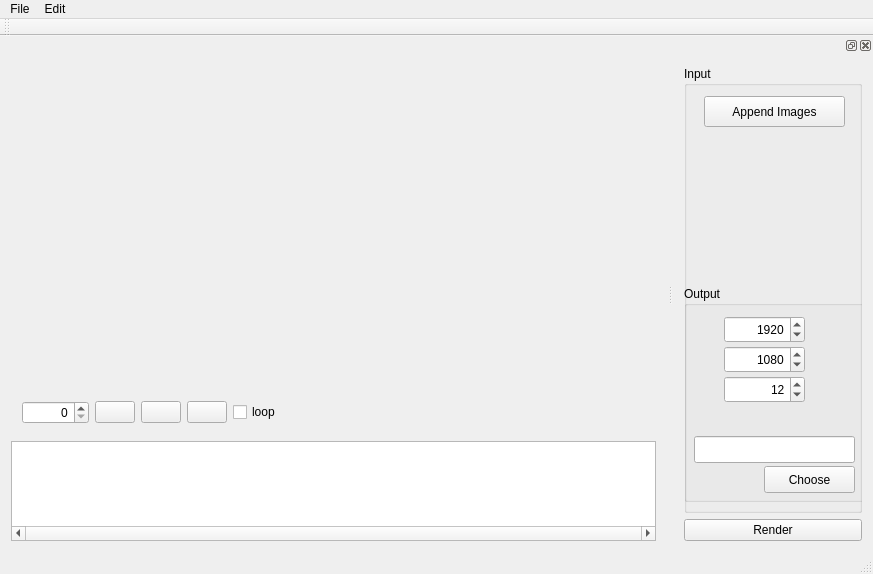
Old version of the form mpstop/mainwindow.ui in the repository solarix95/mpops.
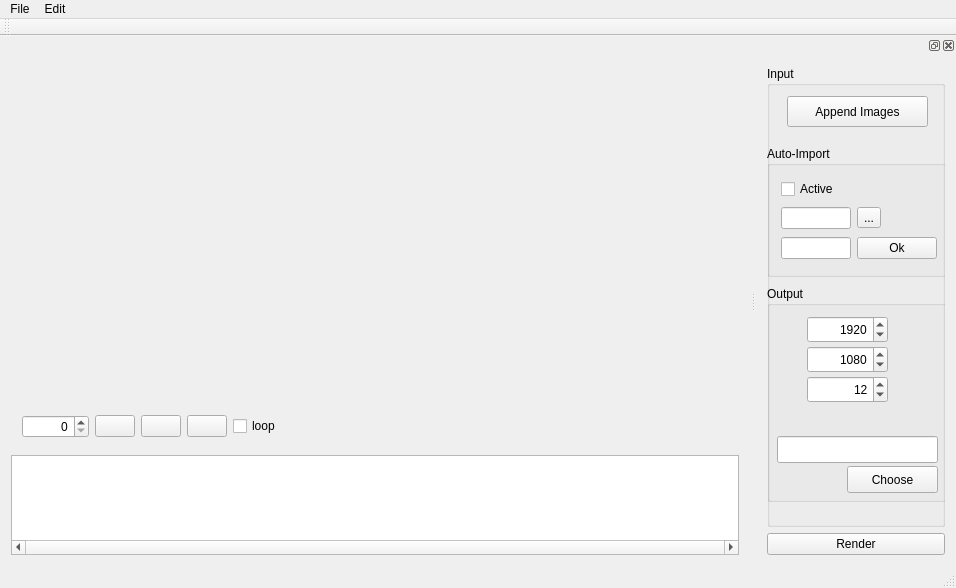
New version of the form. Icons and pictures are not drawn. Custom widgets are drawn as their Qt base class.

```diff
--- a/mpstop/mainwindow.ui
+++ b/mpstop/mainwindow.ui
@@ -6,8 +6,8 @@
    <rect>
     <x>0</x>
     <y>0</y>
-    <width>873</width>
-    <height>574</height>
+    <width>956</width>
+    <height>588</height>
    </rect>
   </property>
   <property name="windowTitle">
@@ -137,7 +137,7 @@
     <rect>
      <x>0</x>
      <y>0</y>
-     <width>873</width>
+     <width>956</width>
      <height>25</height>
     </rect>
    </property>
@@ -313,6 +313,54 @@
          </property>
         </widget>
        </widget>
+       <widget class="QGroupBox" name="groupBox_3">
+        <property name="geometry">
+         <rect>
+          <x>0</x>
+          <y>80</y>
+          <width>184</width>
+          <height>131</height>
+         </rect>
+        </property>
+        <property name="title">
+         <string>Auto-Import</string>
+        </property>
+        <property name="checkable">
+         <bool>false</bool>
+        </property>
+        <property name="checked">
+         <bool>false</bool>
+        </property>
+        <layout class="QGridLayout" name="gridLayout">
+         <item row="1" column="1">
+          <widget class="QToolButton" name="btnSelectAutoPath">
+           <property name="text">
+            <string>...</string>
+           </property>
+          </widget>
+         </item>
+         <item row="0" column="0" colspan="2">
+          <widget class="QCheckBox" name="chkAutoImport">
+           <property name="text">
+            <string>Active</string>
+           </property>
+          </widget>
+         </item>
+         <item row="1" column="0">
+          <widget class="QLineEdit" name="edtAutoPath"/>
+         </item>
+         <item row="2" column="1">
+          <widget class="QPushButton" name="pushButton">
+           <property name="text">
+            <string>Ok</string>
+           </property>
+          </widget>
+         </item>
+         <item row="2" column="0">
+          <widget class="QLineEdit" name="lineEdit"/>
+         </item>
+        </layout>
+       </widget>
       </widget>
      </item>
      <item>
```
